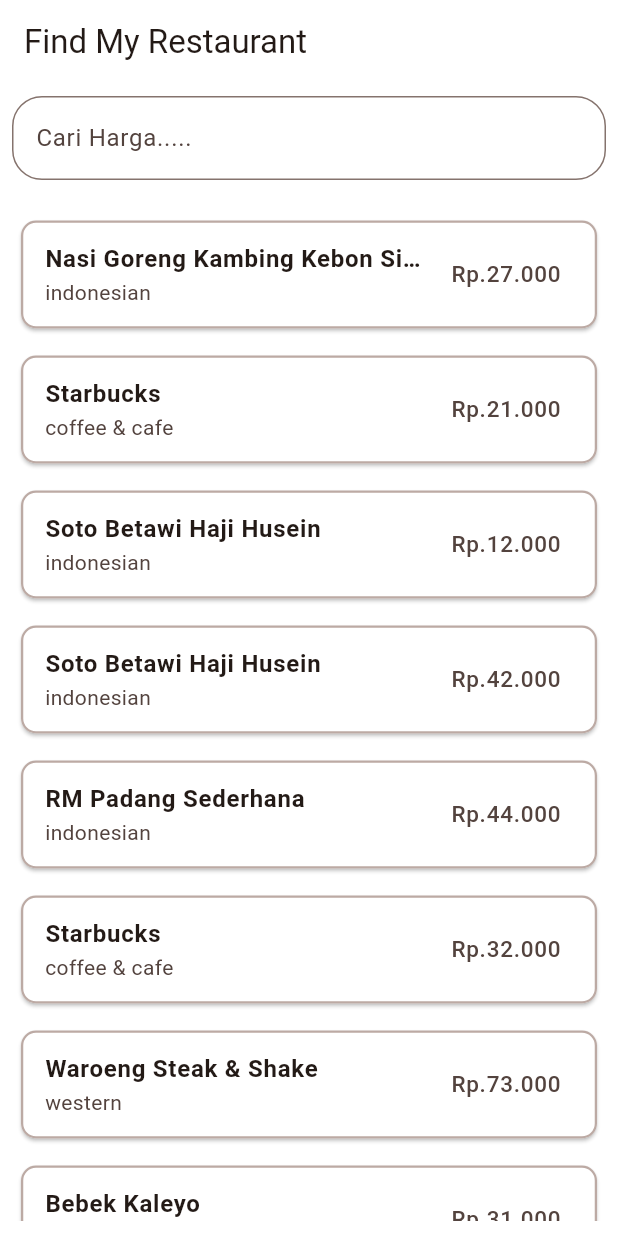
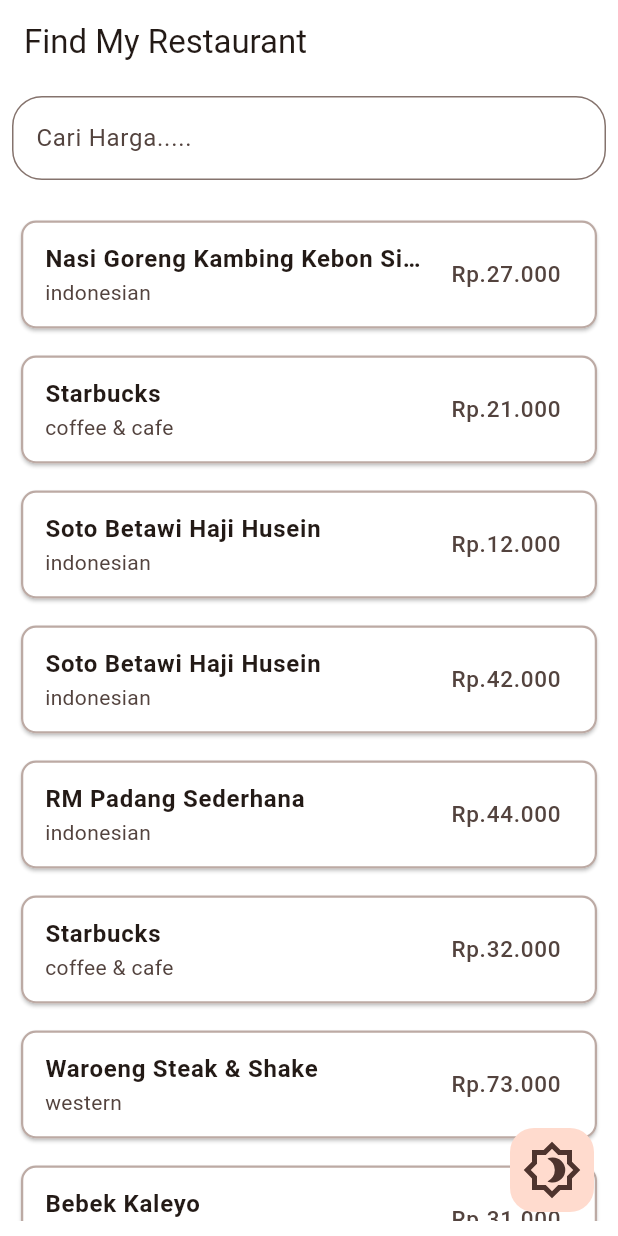
Before and after one commit to MuhammadYaumil1212/myresto, a Flutter app: the screen it shows after launch, on a phone screen of 412 x 824 dp. Run offline on Flutter 3.47's test engine with Material 3 defaults, Android fonts, the phone set to English and light mode, and no system bars; our stand-ins replace flutter_svg.

Commit message:
add icon floating

```diff
--- a/lib/home/presentations/pages/home_page.dart
+++ b/lib/home/presentations/pages/home_page.dart
@@ -1,9 +1,12 @@
 import 'package:flutter/material.dart';
 import 'package:flutter/cupertino.dart';
+import 'package:flutter_svg/flutter_svg.dart';
 import 'package:myresto/home/data/local/dataSources/restaurant_local_datasource.dart';
 import 'package:myresto/home/data/repository/home_repository.dart';
 import 'package:myresto/home/presentations/sections/home_search_bar.dart';
 import 'package:myresto/home/presentations/sections/list_restaurant.dart';
+import 'package:myresto/home/presentations/widgets/mode_button.dart';
+import 'package:myresto/utils/values/colors/colors.dart';
 
 import '../../data/models/Restaurant.dart';
 
@@ -132,6 +135,16 @@
           title: Text("Find My Restaurant"),
           backgroundColor: Colors.white,
         ),
+        floatingActionButton: FloatingActionButton(
+          onPressed: () {},
+          elevation: 0.0,
+          child: SvgPicture.asset(
+            "assets/icons/rekursif_icon.svg",
+            color: MyColors.brown500,
+            width: 40,
+            height: 40,
+          ),
+        ),
         body: Column(
           children: [
             HomeSearchBar(
--- a/pubspec.yaml
+++ b/pubspec.yaml
@@ -36,6 +36,7 @@
   cupertino_icons: ^1.0.8
   go_router: ^17.0.1
   intl: ^0.20.2
+  flutter_svg: ^2.2.3
 
 dev_dependencies:
   flutter_test:
@@ -62,6 +63,7 @@
   # To add assets to your application, add an assets section, like this:
   assets:
     - assets/MockRestaurant.json
+    - assets/icons/
 
   # An image asset can refer to one or more resolution-specific "variants", see
   # https://flutter.dev/to/resolution-aware-images
```
Also changed, not shown: assets/icons/rekursif_icon.svg (added), pubspec.lock.
